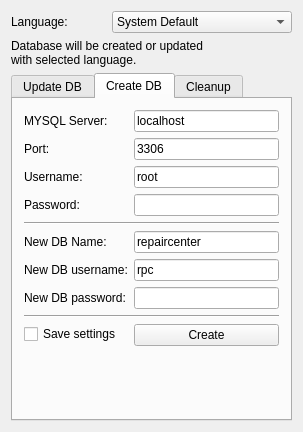
Feo-d-oR/YARC, file DBTool/mainwindow.ui: the form before one commit.
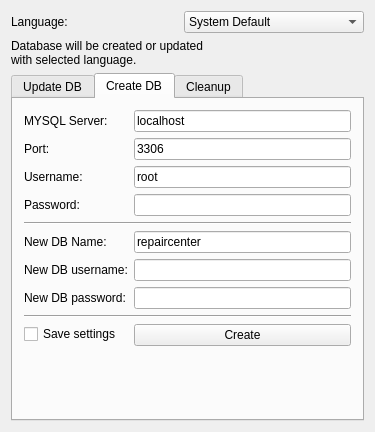
The form after the commit. The open tabs and pages were chosen to show the change. Icons and pictures are not drawn.

```diff
--- a/DBTool/mainwindow.ui
+++ b/DBTool/mainwindow.ui
@@ -6,7 +6,7 @@
    <rect>
     <x>0</x>
     <y>0</y>
-    <width>303</width>
+    <width>375</width>
     <height>432</height>
    </rect>
   </property>
@@ -276,9 +276,6 @@
           <property name="text">
            <string/>
           </property>
-          <property name="echoMode">
-           <enum>QLineEdit::PasswordEchoOnEdit</enum>
-          </property>
          </widget>
         </item>
         <item row="4" column="0" colspan="2">
@@ -312,7 +309,7 @@
         <item row="6" column="1">
          <widget class="QLineEdit" name="username2">
           <property name="text">
-           <string>rpc</string>
+           <string/>
           </property>
          </widget>
         </item>
@@ -329,7 +326,7 @@
            <string/>
           </property>
           <property name="echoMode">
-           <enum>QLineEdit::PasswordEchoOnEdit</enum>
+           <enum>QLineEdit::Normal</enum>
           </property>
          </widget>
         </item>
```
Left out of the diff: 2 changed lines with no effect on the pictures.
